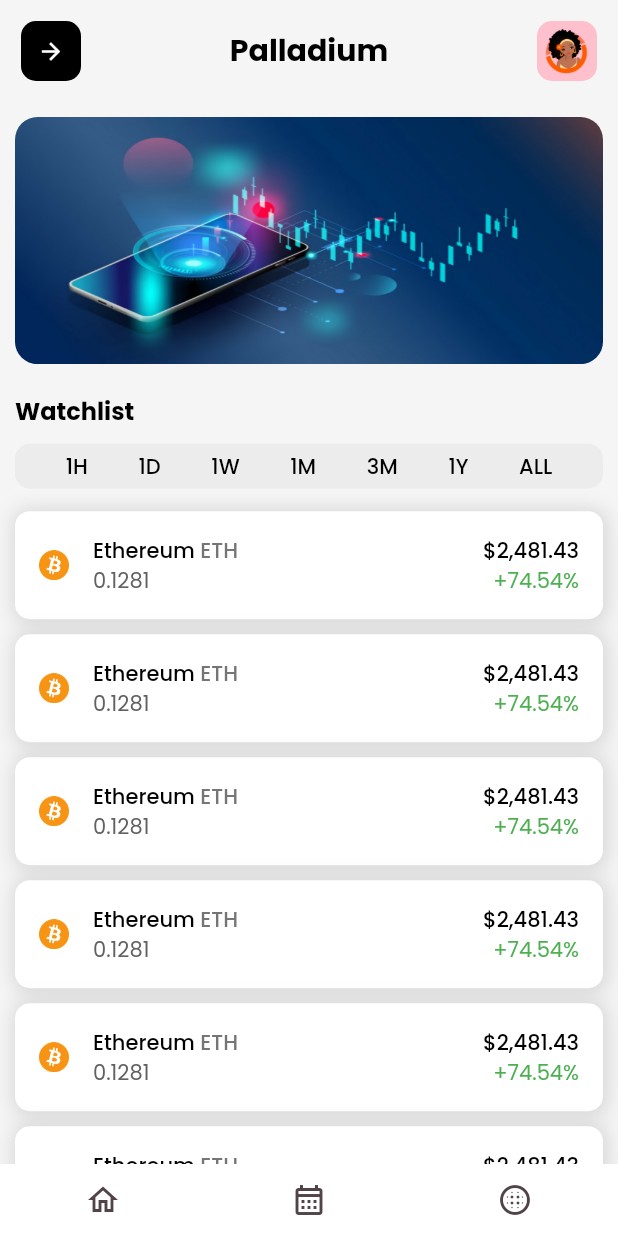
After one commit to Mujjafar-Momin/getx_demo, a Flutter app: the ReviewCallPage screen opened directly, on a phone screen of 412 x 824 dp. The commit adds this screen. Run offline on Flutter 3.47's test engine with Material 2 defaults, Android fonts, the phone set to English and light mode, and no system bars; our stand-ins replace flutter_svg, get, google_fonts, location.

Commit message:
Review call

```diff
--- a/lib/controllers/home_page_controller.dart
+++ b/lib/controllers/home_page_controller.dart
@@ -15,13 +15,12 @@ class HomePageController extends GetxController{
   ];
 
   List<Widget>listofDashBoards=[
-    IconButton(onPressed: () {}, icon: const Icon(Icons.home_outlined,color: Colors.white,),),
-    IconButton(onPressed: () {}, icon: const Icon(Icons.calendar_month_outlined,color: Colors.white,),),
-    IconButton(onPressed: () {}, icon: const Icon(Icons.blur_circular_outlined,color: Colors.white,),),
-    IconButton(onPressed: () {}, icon: const Icon(Icons.settings,color: Colors.white,),),
+    IconButton(onPressed: () {}, icon: const Icon(Icons.home_outlined,),),
+    IconButton(onPressed: () {}, icon: const Icon(Icons.calendar_month_outlined,),),
+    IconButton(onPressed: () {}, icon: const Icon(Icons.blur_circular_outlined,),),
   ];
-  var plans =[1,2,3,4,5,6];
-
+  var plans =[1,2,3,4,5,6,5,6,77,7,7];
+  var strings =['1H','1D','1W','1M','3M','1Y','ALL'];
   var lat,log;
   LocationData? loc;
   void locationInit() async{
--- a/lib/main.dart
+++ b/lib/main.dart
@@ -1,5 +1,7 @@
 import 'package:flutter/material.dart';
 import 'package:get/get.dart';
+import 'package:getx_demo/bindings/home_page_binding.dart';
+import 'package:getx_demo/screens/review_call_page.dart';
 import 'package:getx_demo/screens/splash_page.dart';
 
 void main() {
@@ -19,6 +21,7 @@ class MyApp extends StatelessWidget {
         useMaterial3: true,
       ),
       home: const SplashPage(),
+      initialBinding: HomePageBinding(),
       getPages:const [
       ],
     );
--- /dev/null
+++ b/lib/screens/review_call_page.dart
@@ -0,0 +1,176 @@
+import 'package:flutter/material.dart';
+import 'package:flutter_svg/flutter_svg.dart';
+import 'package:get/get.dart';
+import 'package:getx_demo/bindings/profile_page_binding.dart';
+import 'package:getx_demo/controllers/home_page_controller.dart';
+import 'package:getx_demo/services/location_services.dart';
+import 'package:getx_demo/themes/app_theme.dart';
+import 'package:getx_demo/widgets/custom_app_bar.dart';
+
+class ReviewCallPage extends StatefulWidget {
+  const ReviewCallPage({Key? key}) : super(key: key);
+
+  @override
+  State<ReviewCallPage> createState() => _ReviewCallPageState();
+}
+
+class _ReviewCallPageState extends State<ReviewCallPage> {
+  @override
+  void initState() {
+    // TODO: implement initState
+    super.initState();
+  }
+
+  @override
+  Widget build(BuildContext context) {
+    return GetBuilder<HomePageController>(builder: (controller) {
+      return SafeArea(
+        child: Scaffold(
+          resizeToAvoidBottomInset: false,
+          backgroundColor: Colors.grey.shade100,
+          body: Column(
+            children: [
+              CustomAppBar(
+                onRightIconTap: () {},
+                onLeftIconTap: () {},
+              ),
+              Expanded(
+                child: SingleChildScrollView(
+                  padding: const EdgeInsets.all(10),
+                  child: Column(
+                    children: [
+                      ClipRRect(
+                        borderRadius: BorderRadius.circular(15.0),
+                        child: Image.asset(
+                          'assets/images/trading.jpg',
+                          width: double.maxFinite,
+                          height: context.height * .2,
+                          fit: BoxFit.fill,
+                        ),
+                      ),
+                      const SizedBox(
+                        height: 20,
+                      ),
+                      Align(
+                        alignment: Alignment.centerLeft,
+                        child: Text(
+                          'Watchlist',
+                          style: textStyle(weight: FontWeight.w700, size: 16),
+                        ),
+                      ),
+                      const SizedBox(
+                        height: 10,
+                      ),
+                      Container(
+                        height: 30,
+                        decoration: const BoxDecoration(color: greyBoxBack, borderRadius: BorderRadius.all(Radius.circular(10))),
+                        child: Row(
+                          mainAxisAlignment: MainAxisAlignment.spaceEvenly,
+                          children: controller.strings
+                              .map((e) => Container(
+                            child: Text(
+                              e,
+                              style: textStyle(weight: FontWeight.w500),
+                            ),
+                          ),
+                          )
+                              .toList(),
+                        ),
+                      ),
+                      const SizedBox(
+                        height: 10,
+                      ),
+                      Column(
+                        children: [
+                          ...controller.plans.map(
+                                (e) => Container(
+                              margin: const EdgeInsets.symmetric(vertical: 5),
+                              padding: const EdgeInsets.symmetric(vertical: 16, horizontal: 16),
+                              decoration: const BoxDecoration(
+                                  color: Colors.white,
+                                  borderRadius: BorderRadius.all(Radius.circular(10)), boxShadow: [
+                                BoxShadow(
+                                  color: Colors.black12,
+                                  blurRadius: 10,
+                                  spreadRadius: 2,
+                                  offset: Offset(1, 1),
+                                ),
+                              ]),
+                              child: Row(
+                                mainAxisAlignment: MainAxisAlignment.start,
+                                children: [
+                                  Image.asset(
+                                    'assets/icons/Bitcoin.png',
+                                    height: 20,
+                                    width: 20,
+                                  ),
+                                  const SizedBox(
+                                    width: 16,
+                                  ),
+                                  Expanded(
+                                    child: Column(
+                                      mainAxisSize: MainAxisSize.min,
+                                      crossAxisAlignment: CrossAxisAlignment.start,
+                                      children: [
+                                        Row(
+                                          children: [
+                                            Text(
+                                              'Ethereum ',
+                                              style: textStyle(weight: FontWeight.w500),
+                                            ),
+                                            Text(
+                                              'ETH',
+                                              style: textStyle(weight: FontWeight.w500, color: Colors.grey.shade600),
+                                            )
+                                          ],
+                                        ),
+                                        Text(
+                                          //asdkjbd jasbkasdbk ksbkasdh mksbksadb
+                                          '0.1281',
+                                          style: textStyle(weight: FontWeight.w400, color: Colors.grey.shade700),
+                                        ),
+                                      ],
+                                    ),
+                                  ),
+                                  const SizedBox(
+                                    width: 20,
+                                  ),
+                                  Column(
+                                    crossAxisAlignment: CrossAxisAlignment.end,
+                                    children: [
+                                      Text(
+                                        '\$2,481.43',
+                                        style: textStyle(weight: FontWeight.w500),
+                                      ),
+                                      Text(
+                                        '+74.54%',
+                                        style: textStyle(weight: FontWeight.w400, color: Colors.green),
+                                      ),
+                                    ],
+                                  ),
+                                ],
+                              ),
+                            ),
+                          )
+                        ],
+                      )
+                    ],
+                  ),
+                ),
+              ),
+              Container(
+                decoration: const BoxDecoration(
+                  color: Colors.white,
+                ),
+                child: Row(
+                  mainAxisAlignment: MainAxisAlignment.spaceAround,
+                  children: controller.listofDashBoards,
+                ),
+              )
+            ],
+          ),
+        ),
+      );
+    });
+  }
+}
--- a/lib/widgets/custom_app_bar.dart
+++ b/lib/widgets/custom_app_bar.dart
@@ -16,21 +16,25 @@ class CustomAppBar extends StatelessWidget {
   Widget? leftIconWidget;
   @override
   Widget build(BuildContext context) {
-    return Row(
+    return Padding(
+      padding: const EdgeInsets.all(14.0),
+      child: Row(
         mainAxisAlignment: MainAxisAlignment.spaceBetween,
         children: [
           Container(
             height: 40,
             width: 40,
             decoration: BoxDecoration(
-            color: greyBoxBack,
+              color:  Colors.black,
               borderRadius: BorderRadius.circular(10),
             ),
             child:rightIconWidget?? const Icon(
-            Icons.dashboard_outlined,
+              Icons.arrow_forward,
+              color: Colors.white,
               size: 18,
             ),
           ),
+          Text('Palladium',style: textStyle(weight: FontWeight.w700,size: 20),),
           InkWell(
             onTap: (){
               onRightIconTap.call();
@@ -50,6 +54,7 @@ class CustomAppBar extends StatelessWidget {
             ),
           ),
         ],
+      ),
     );
   }
 }
```
Also changed, not shown: assets/icons/Bitcoin.png (added), assets/images/trading.jpg (added). Lines whose indentation alone changed are shown as unchanged.
